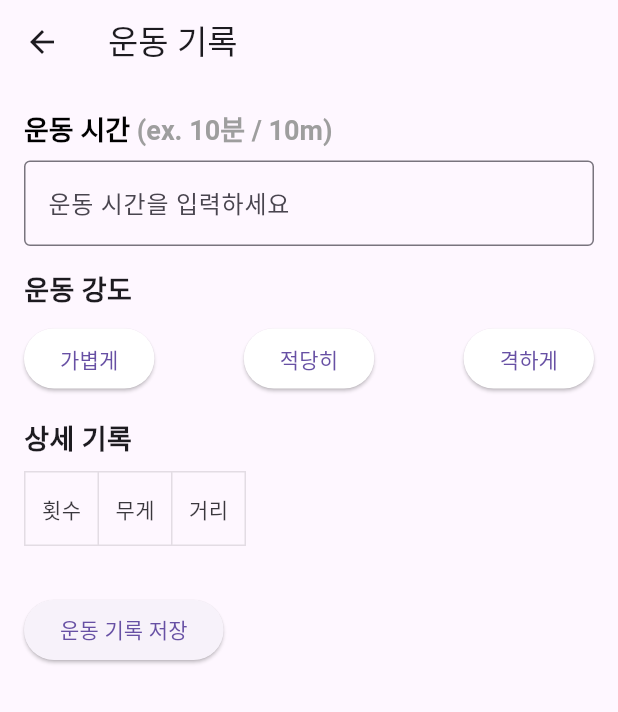
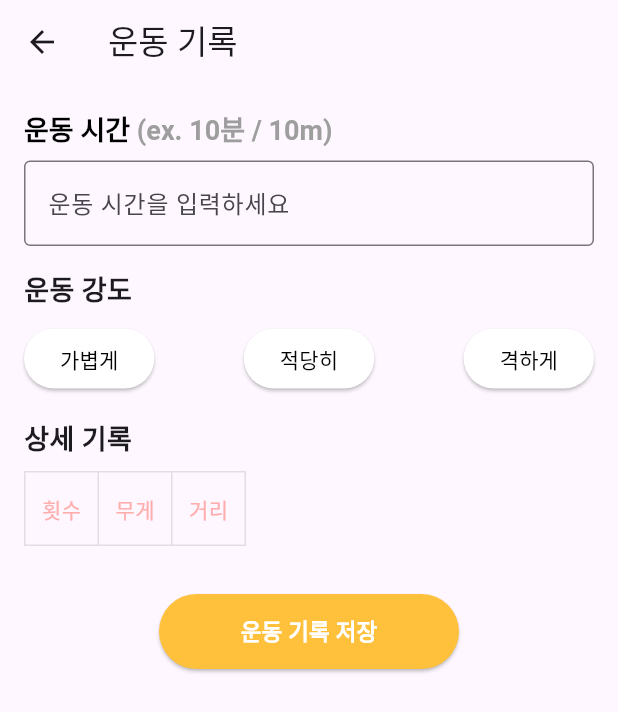
Before and after one commit to KwonYongHoun/Capstone3, a Flutter app: the ExerciseRecordPage screen opened directly with empty values, on a phone screen of 412 x 824 dp. Shown: the top 712 px of the screen. Run offline on Flutter 3.47's test engine with Material 3 defaults, Android fonts, the light colour scheme and no system bars; our stand-ins replace cloud_firestore, firebase_core, font_awesome_flutter, qr_flutter, shared_preferences, table_calendar; missing offline and left inert: flutter_barcode_scanner; accounts and stored records are empty.

Commit message:
불필요한 파일 정리 및 커뮤니티 파일 수정

```diff
--- a/lib/Kim/myrecord/myrecord_calendar.dart
+++ b/lib/Kim/myrecord/myrecord_calendar.dart
@@ -4,7 +4,6 @@ import 'package:provider/provider.dart';
 import 'dart:async';
 import 'package:cloud_firestore/cloud_firestore.dart';
 import '/Kim/myrecord/myrecord_page.dart';
-import '/Kim/myrecord/myrecord_statistic.dart';
 import '../database/calendar_database.dart'; // 데이터베이스 파일 임포트
 import '/Sin/AuthProvider.dart'; // 로그인 정보를 가져오는 provider 파일
 
--- a/lib/Kim/myrecord/myrecord_machinerecord.dart
+++ b/lib/Kim/myrecord/myrecord_machinerecord.dart
@@ -105,9 +105,9 @@ class _ExerciseRecordPageState extends State<ExerciseRecordPage> {
             Row(
               mainAxisAlignment: MainAxisAlignment.spaceBetween,
               children: [
-                _buildIntensityButton('가볍게'),
-                _buildIntensityButton('적당히'),
-                _buildIntensityButton('격하게'),
+                _buildIntensityButton('가볍게', Colors.black),
+                _buildIntensityButton('적당히', Colors.black),
+                _buildIntensityButton('격하게', Colors.black),
               ],
             ),
             SizedBox(height: 16),
@@ -137,6 +137,9 @@ class _ExerciseRecordPageState extends State<ExerciseRecordPage> {
                   _detailedRecords = _buildRecordList();
                 });
               },
+              color: const Color.fromARGB(255, 255, 174, 174), // 기본 텍스트 색상
+              selectedColor: Color.fromARGB(255, 255, 255, 255), // 선택된 텍스트 색상
+              fillColor: Color.fromARGB(255, 255, 174, 174), // 선택된 버튼 배경 색상
             ),
             SizedBox(height: 16),
             if (_detailedRecordType.isNotEmpty) ...[
@@ -168,7 +171,12 @@ class _ExerciseRecordPageState extends State<ExerciseRecordPage> {
                 SizedBox(height: 8), // Add space between each set
               ],
               SizedBox(height: 16),
-              ElevatedButton(
+              Align(
+                alignment: Alignment.center,
+                child: SizedBox(
+                  width: 150, // 버튼의 너비 조정
+                  height: 30, // 버튼의 높이 조정
+                  child: ElevatedButton(
                     onPressed: () {
                       setState(() {
                         _setsCount++;
@@ -179,11 +187,25 @@ class _ExerciseRecordPageState extends State<ExerciseRecordPage> {
                         });
                       });
                     },
-                child: Text('세트 추가하기'),
+                    style: ElevatedButton.styleFrom(
+                      backgroundColor:
+                          Color.fromARGB(255, 255, 174, 174), // 버튼 색상 지정
+                    ),
+                    child: Text(
+                      '세트 추가하기',
+                      style: TextStyle(color: Colors.white), // 버튼 텍스트 색상 지정
+                    ),
+                  ),
+                ),
               ),
             ],
             SizedBox(height: 16),
-            ElevatedButton(
+            Align(
+              alignment: Alignment.center,
+              child: SizedBox(
+                width: 200, // 버튼의 너비 조정
+                height: 50, // 버튼의 높이 조정
+                child: ElevatedButton(
                   onPressed: () {
                     _saveExerciseRecord().then((saved) {
                       if (saved) {
@@ -191,7 +213,20 @@ class _ExerciseRecordPageState extends State<ExerciseRecordPage> {
                       }
                     });
                   },
-              child: Text('운동 기록 저장'),
+                  style: ElevatedButton.styleFrom(
+                    backgroundColor:
+                        Color.fromARGB(255, 255, 193, 59), // 버튼 색상 지정
+                  ),
+                  child: Text(
+                    '운동 기록 저장',
+                    style: TextStyle(
+                      color: Colors.white, // 버튼 텍스트 색상 지정
+                      fontSize: 15, // 텍스트 크기 조정
+                      fontWeight: FontWeight.bold, // 볼드체 설정
+                    ),
+                  ),
+                ),
+              ),
             ),
           ],
         ),
@@ -199,7 +234,7 @@ class _ExerciseRecordPageState extends State<ExerciseRecordPage> {
     );
   }
 
-  Widget _buildIntensityButton(String intensity) {
+  Widget _buildIntensityButton(String intensity, Color textColor) {
     return ElevatedButton(
       onPressed: () {
         setState(() {
@@ -208,10 +243,15 @@ class _ExerciseRecordPageState extends State<ExerciseRecordPage> {
       },
       style: ButtonStyle(
         backgroundColor: MaterialStateProperty.resolveWith<Color?>((states) {
-          return _selectedIntensity == intensity ? Colors.blue : Colors.white;
+          return _selectedIntensity == intensity
+              ? Color.fromARGB(255, 255, 174, 174)
+              : Colors.white;
         }),
       ),
-      child: Text(intensity),
+      child: Text(
+        intensity,
+        style: TextStyle(color: textColor), // 버튼 텍스트 색상 지정
+      ),
     );
   }
 
--- a/lib/Kim/myrecord/myrecord_page.dart
+++ b/lib/Kim/myrecord/myrecord_page.dart
@@ -136,7 +136,7 @@ class _MyRecordPageState extends State<MyRecordPage> with RouteAware {
                     style: const TextStyle(
                       fontSize: 27,
                       fontWeight: FontWeight.bold,
-                      color: Colors.blue,
+                      color: Color.fromARGB(255, 26, 175, 7),
                     ),
                     textAlign: TextAlign.center,
                   ),
--- a/lib/Sin/community.dart
+++ b/lib/Sin/community.dart
@@ -49,7 +49,6 @@ class CommunityPage extends StatelessWidget {
           ),
           title: Row(
             children: [
-              SizedBox(width: 16),
               Text(
                 '커뮤니티',
                 style: TextStyle(fontSize: 20),
```
Also changed, not shown: lib/Kim/database/machinrecord_database.dart (deleted, +0 -31 lines), lib/Kim/myrecord/myrecord_statistic.dart (deleted, +0 -143 lines). Lines whose indentation alone changed are shown as unchanged.
